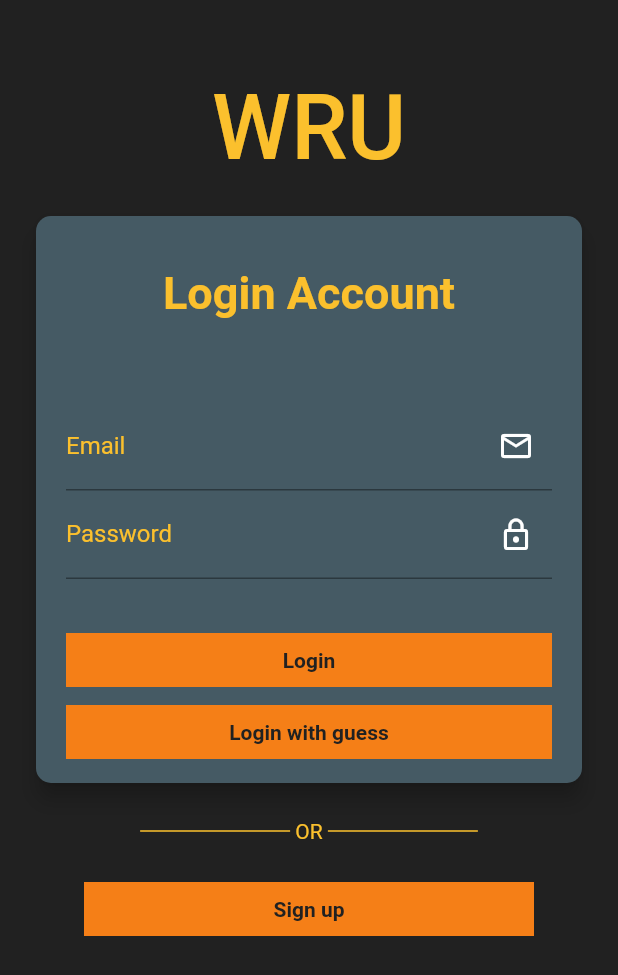
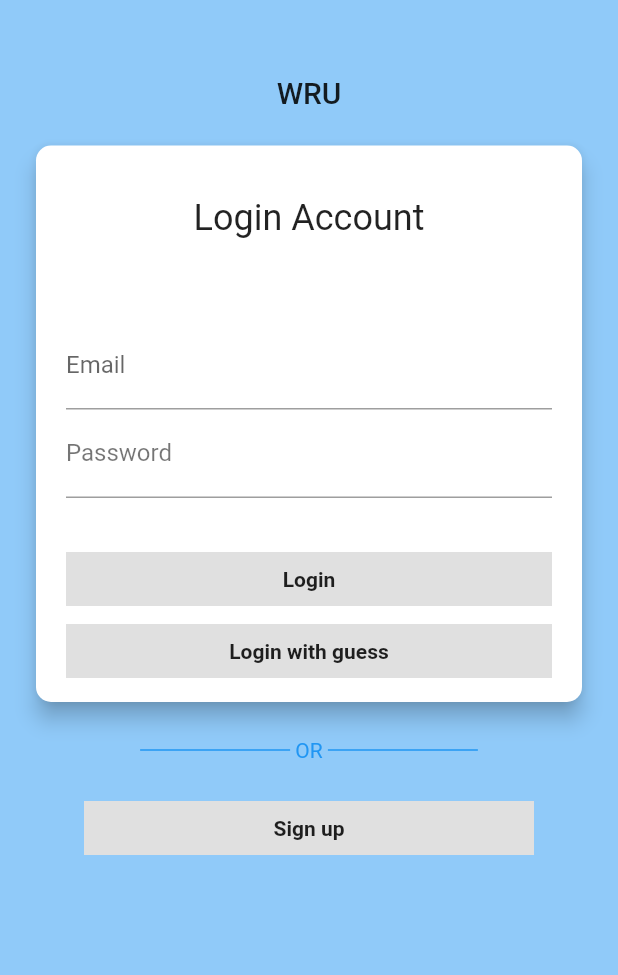
Before and after one commit to BruceBui5041/wru_fe, a Flutter app: the screen it shows after launch, on a phone screen of 412 x 824 dp. Shown: the top 975 px of the screen. Run offline on Flutter 3.47's test engine with Material 2 defaults, Android fonts, the light colour scheme and no system bars; our stand-ins replace bloc, flutter_bloc, flutter_dotenv, shared_preferences.

Commit message:
Commit darktheme

```diff
--- a/lib/main.dart
+++ b/lib/main.dart
@@ -9,6 +9,7 @@ import 'package:wru_fe/screens/signin.screen.dart';
 import 'package:wru_fe/screens/splash.screen.dart';
 import 'package:wru_fe/styles/style.dart' as style;
 import 'package:wru_fe/screens/signup.screen.dart';
+import 'package:wru_fe/themes/dark.theme.dart' as theme;
 
 void main() async {
   const isProduction = bool.fromEnvironment('dart.vm.product');
@@ -34,28 +35,6 @@ class MyApp extends StatelessWidget {
         child: MaterialApp(
           debugShowCheckedModeBanner: false,
           title: 'WRU-Dev',
-          theme: ThemeData(
-            inputDecorationTheme: InputDecorationTheme(
-              labelStyle: TextStyle(color: Colors.yellow[700]),
-            ),
-            cardTheme: style.Style.backgroundCardColor,
-            accentIconTheme: style.Style.iconTheme,
-            backgroundColor: style.Style.backgroundColor,
-            buttonColor: style.Style.buttonColor,
-            primaryColor: style.Style.textColor,
-            buttonTheme: ButtonThemeData(
-              shape: RoundedRectangleBorder(
-                  borderRadius: BorderRadius.circular(20.0)),
-              buttonColor: Colors.yellow[900],
-              hoverColor: Colors.yellow[700],
-            ),
-            textTheme: TextTheme(
-              button: style.Style.buttonBgColor,
-              headline4: style.Style.textBody,
-              headline5: style.Style.textHeader,
-              headline6: style.Style.textLogo,
-            ),
-          ),
           home: SplashScreen(),
           routes: {
             SignInScreen.routeName: (_) => SignInScreen(),
```
Also changed, not shown: lib/themes/dark.theme.dart (+26 -0 lines).
